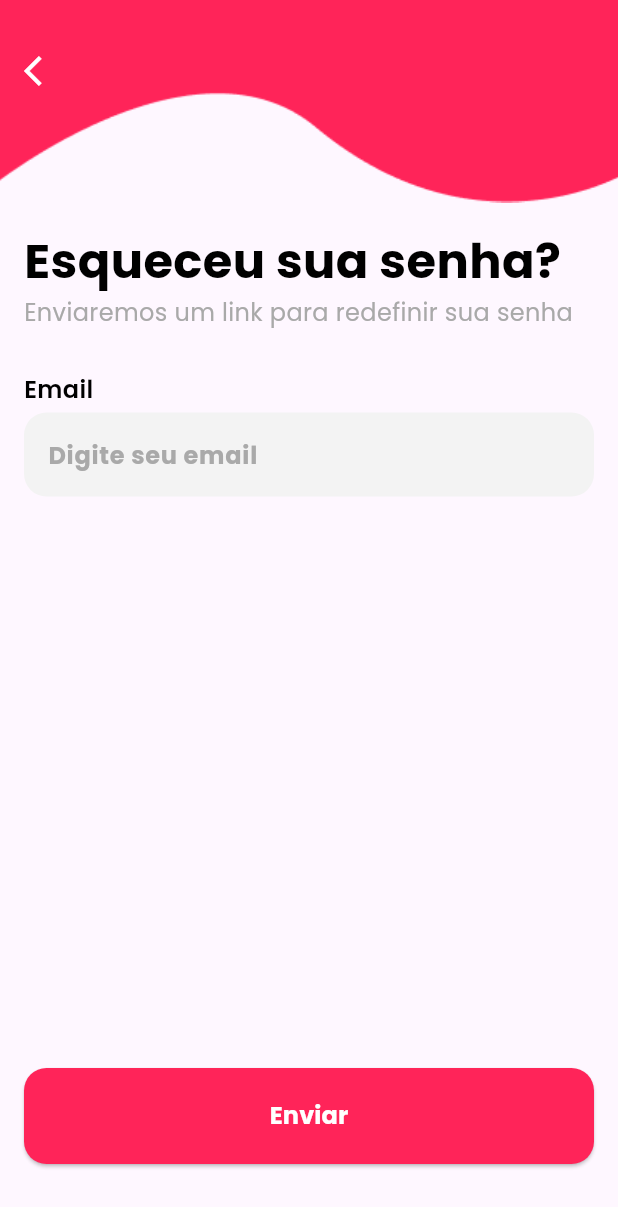
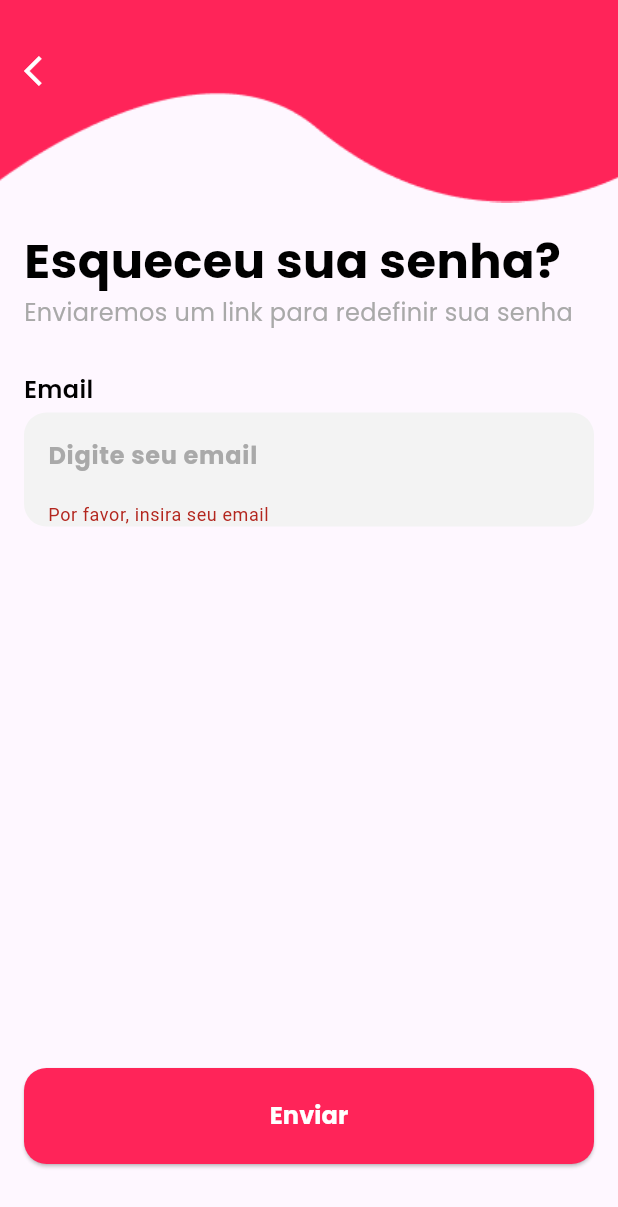
Before and after one commit to MJCantina/MJCantina-mobile-front-en, a Flutter app: the ForgetPage screen opened directly, after a tap on "Enviar", on a phone screen of 412 x 824 dp. Shown: the top 1207 px of the screen. Run offline on Flutter 3.47's test engine with Material 3 defaults, Android fonts, the phone set to English and light mode, and no system bars; our stand-ins replace firebase_auth, firebase_core, flutter_secure_storage, flutter_svg, get, google_fonts; accounts and stored records are empty.

Commit message:
commit validators, redefine and sendConfirmationEmail

```diff
--- a/lib/common/widgets/appbar/basicappbar.dart
+++ b/lib/common/widgets/appbar/basicappbar.dart
@@ -25,8 +25,8 @@ class AppBarArrow extends StatelessWidget implements PreferredSizeWidget {
         onPressed: () {
           Get.back();
         },
-        icon: Padding(
-          padding: const EdgeInsets.only(bottom: 40),
+        icon: const Padding(
+          padding: EdgeInsets.only(bottom: 40),
           child: Icon(Icons.arrow_back_ios),
         ), color: AppColors.white,
       ),
--- a/lib/common/widgets/appbar/homebar.dart
+++ b/lib/common/widgets/appbar/homebar.dart
@@ -1,4 +1,3 @@
-import 'package:cantina_senai/core/configs/auth_controller/auth_controller.dart';
 import 'package:cantina_senai/core/configs/theme/app_colors.dart';
 import 'package:cantina_senai/core/configs/theme/app_fonts.dart';
 import 'package:cantina_senai/core/configs/theme/app_vectors.dart';
@@ -8,15 +7,14 @@ import 'package:flutter/material.dart';
 // Importando seus arquivos de tema personalizados
 import 'package:cantina_senai/core/configs/theme/app_images.dart';
 import 'package:flutter_svg/svg.dart';
-import 'package:get/get.dart';
 
 class HomeBar extends StatelessWidget implements PreferredSizeWidget {
   final String? userName; // Adiciona uma propriedade para o nome do usuário
 
   const HomeBar({
-    Key? key,
+    super.key,
     this.userName, // Adiciona o nome do usuário como parâmetro
-  }) : super(key: key);
+  });
 
   @override
   Widget build(BuildContext context) {
--- a/lib/common/widgets/inputs/inputfield.dart
+++ b/lib/common/widgets/inputs/inputfield.dart
@@ -8,11 +8,13 @@ class InputField extends StatelessWidget {
   final String name;
   final String title;
   final double ? height;
+  final String? Function(String?) validator;
 
   const InputField({
     required this.campo,
     required this.name,
     required this.title,
+    required this.validator,
     this.height,
     super.key
 
@@ -40,6 +42,7 @@ class InputField extends StatelessWidget {
                 hintStyle: AppFonts.profileDesc,
                 border: InputBorder.none,
               ),
+              validator: validator,
 
 
               style: AppFonts.titleField,
--- a/lib/core/configs/auth_controller/auth_controller.dart
+++ b/lib/core/configs/auth_controller/auth_controller.dart
@@ -23,4 +23,13 @@ class AuthController extends GetxController {
     }
   }
 
+  Future<void> sendPasswordResetEmail() async {
+    try {
+      await AuthService.to.sendPasswordResetEmail(email.text);
+      Get.snackbar('Sucesso', 'Link de redefinição de senha enviado para ${email.text}.', backgroundColor: Colors.green);
+    } catch (e) {
+      Get.snackbar('Erro', e.toString(), backgroundColor: Colors.red);
+    }
+  }
+
 }
--- a/lib/domain/entities/page_controller.dart
+++ b/lib/domain/entities/page_controller.dart
@@ -9,7 +9,7 @@ class Checkauth extends StatelessWidget {
   Future<bool> checkToken() async {
     const storage =  FlutterSecureStorage();
     String? token = await storage.read(key: 'firebase_token');
-    return token != null && token.isNotEmpty;
+    return token!.isNotEmpty;
   }
 
   @override
--- a/lib/main.dart
+++ b/lib/main.dart
@@ -35,9 +35,9 @@ class MyApp extends StatelessWidget {
 
   @override
   Widget build(BuildContext context) {
-    return GetMaterialApp(
+    return const GetMaterialApp(
       debugShowCheckedModeBanner: false,
-      home: const SplashPage(),  // A tela inicial é a SplashPage
+      home: SplashPage(),  // A tela inicial é a SplashPage
     );
   }
 }
--- a/lib/presentation/autenticação/login/signin.dart
+++ b/lib/presentation/autenticação/login/signin.dart
@@ -6,7 +6,6 @@ import 'package:cantina_senai/core/configs/theme/app_colors.dart';
 import 'package:cantina_senai/core/configs/theme/app_fonts.dart';
 import 'package:cantina_senai/presentation/forget/forget.dart';
 import 'package:flutter/material.dart';
-import 'package:flutter/services.dart';
 import 'package:get/get.dart';
 
 class SignInPage extends StatefulWidget {
@@ -20,6 +19,7 @@ class SignInPage extends StatefulWidget {
 
 class _SignInPageState extends State<SignInPage> {
   final controller = Get.put(AuthController());
+  final _formKey = GlobalKey<FormState>();
 
   @override
   Widget build(BuildContext context) {
@@ -31,6 +31,8 @@ class _SignInPageState extends State<SignInPage> {
         children: [
           Padding(
               padding: const EdgeInsets.only(top: 16),
+              child: Form(
+                key: _formKey,
                 child: Column(
                   mainAxisAlignment: MainAxisAlignment.spaceBetween,
                   children: [
@@ -48,8 +50,32 @@ class _SignInPageState extends State<SignInPage> {
                           ),
                         ),
                         const SizedBox(height: 16),
-                      InputField(name: 'Email', title: 'Digite seu email', campo: controller.email),
-                      InputField(name: 'Senha', title: 'Digite sua senha', campo: controller.pass),
+                        InputField(name: 'Email',
+                        title: 'Digite seu email',
+                        campo: controller.email,
+                        validator: (value){
+                          if (value == null || value.isEmpty) {
+                            return 'Por favor, insira seu email';
+                          }
+                          if (!RegExp(r'^[^@]+@[^@]+\.[^@]+').hasMatch(value)) {
+                            return 'Por favor, insira um email válido';
+                          }
+                          return null;
+                        },
+                        ),
+                        InputField(name: 'Senha',
+                        title: 'Digite sua senha',
+                        campo: controller.pass,
+                        validator: (value){
+                          if(value == null || value.isEmpty){
+                            return 'Por favor, insira sua senha';
+                          }
+                          if (value.length < 6) {
+                            return 'A senha deve ter pelo menos 6 caracteres';
+                          }
+                          return null;
+                        },
+                        ),
                       ],
                     ),
                     Padding(
@@ -58,7 +84,9 @@ class _SignInPageState extends State<SignInPage> {
                         children: [
                           BasicAppButton(
                             onPressed: () async {
+                              if (_formKey.currentState!.validate()) {
                                 await controller.login();
+                              }
                             },
                             title: 'Continuar',
                           ),
@@ -85,6 +113,7 @@ class _SignInPageState extends State<SignInPage> {
                   ],
                 ),
               ),
+            ),
         ],
       ),
     );
--- a/lib/presentation/forget/forget.dart
+++ b/lib/presentation/forget/forget.dart
@@ -1,8 +1,10 @@
 import 'package:cantina_senai/common/widgets/appbar/basicappbar.dart';
 import 'package:cantina_senai/common/widgets/base_button/appbutton.dart';
 import 'package:cantina_senai/common/widgets/inputs/inputfield.dart';
+import 'package:cantina_senai/core/configs/auth_controller/auth_controller.dart';
 import 'package:cantina_senai/core/configs/theme/app_fonts.dart';
 import 'package:flutter/material.dart';
+import 'package:get/get.dart';
 
 class ForgetPage extends StatefulWidget {
   const ForgetPage({super.key});
@@ -14,12 +16,17 @@ class ForgetPage extends StatefulWidget {
 class _ForgetPageState extends State<ForgetPage> {
 
   final TextEditingController _emailController = TextEditingController();
+  final _formKey = GlobalKey<FormState>();
+  final _controller = Get.put(AuthController());
+
   @override
   Widget build(BuildContext context) {
     return Scaffold(
       appBar: const AppBarArrow(),
       body: Padding(
         padding: const EdgeInsets.only(top: 16),
+        child: Form(
+          key: _formKey,
           child: Column(
             mainAxisAlignment: MainAxisAlignment.spaceBetween,
             children: [
@@ -37,13 +44,27 @@ class _ForgetPageState extends State<ForgetPage> {
                     ),
                   ),
                   const SizedBox(height: 16,),
-                InputField(campo: _emailController, name: 'Email', title: 'Digite seu email'),
+                  InputField(campo: _emailController,
+                  name: 'Email',
+                  title: 'Digite seu email',
+                  validator: (value){
+                          if (value == null || value.isEmpty) {
+                            return 'Por favor, insira seu email';
+                          }
+                          if (!RegExp(r'^[^@]+@[^@]+\.[^@]+').hasMatch(value)) {
+                            return 'Por favor, insira um email válido';
+                          }
+                          return null;
+                        },
+                  ),
                 ],
               ),
               Padding(
                 padding: const EdgeInsets.only(bottom: 32.0),
                 child: BasicAppButton(onPressed: (){
-
+                  if (_formKey.currentState!.validate()) {
+                      _controller.sendPasswordResetEmail();
+                  }
                 },
                 title: 'Enviar'),
               )
@@ -51,6 +72,7 @@ class _ForgetPageState extends State<ForgetPage> {
             ],
           ),
         ),
+      ),
     );
   }
 }
```
Also changed, not shown: lib/data/models/services/auth_services.dart (+53 -15 lines), lib/presentation/autenticação/cadastro/signup.dart (+64 -8 lines), lib/presentation/end_cadaster/endcadaster.dart (+27 -2 lines), pubspec.lock, 3 other files. Lines whose indentation alone changed are shown as unchanged.
